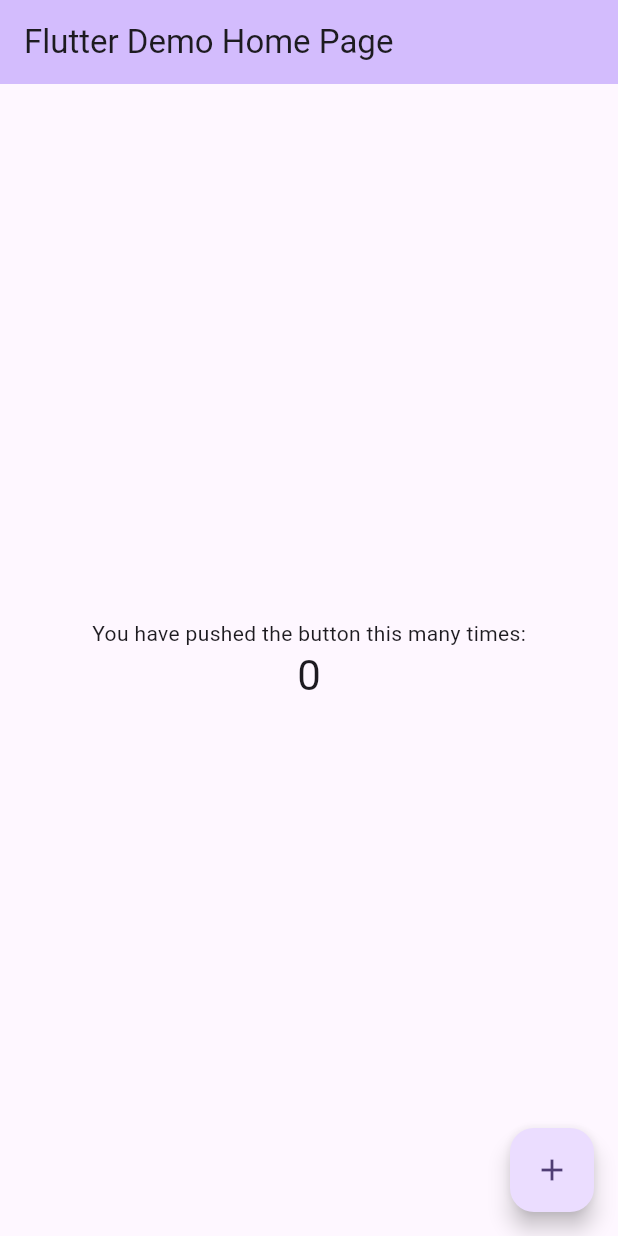
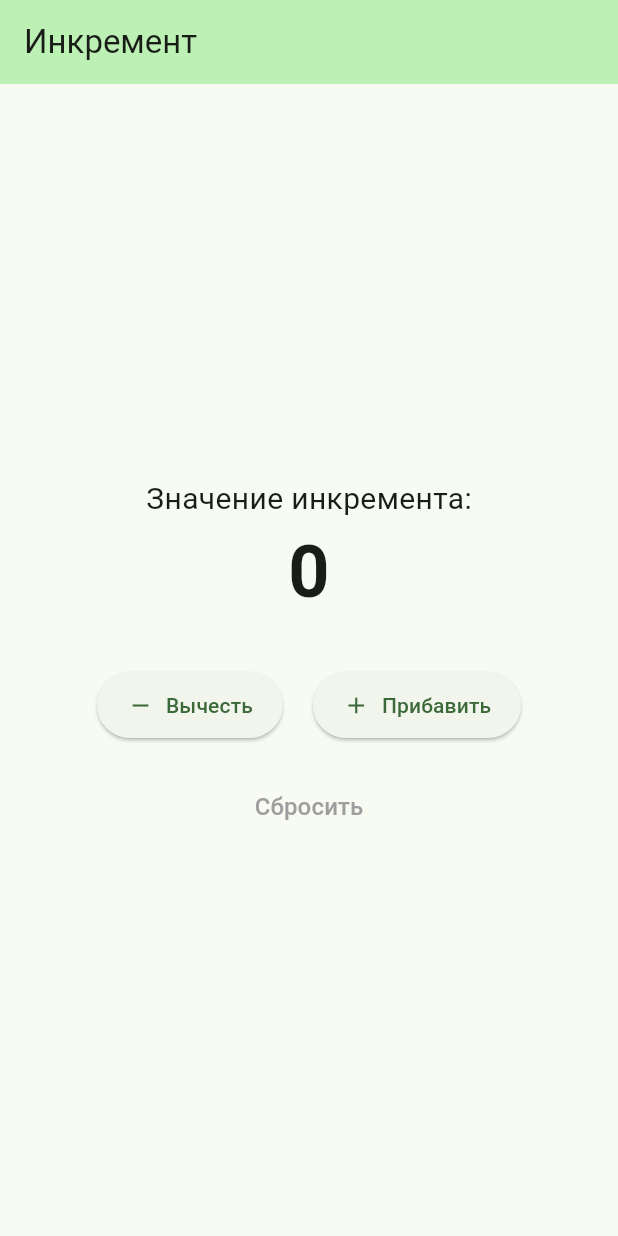
Before and after one commit to Unterseiter/PI2303_Ivanov, a Flutter app: the screen it shows after launch, on a phone screen of 412 x 824 dp. Run offline on Flutter 3.47's test engine with Material 3 defaults, Android fonts, the phone set to English and light mode, and no system bars.

Commit message:
Исправление счетчика
Удаление тестовой папки из директории, а также изменение согласно методичке кода в главном файле.
Тест работы успешен

```diff
--- a/counter_app/lib/main.dart
+++ b/counter_app/lib/main.dart
@@ -7,46 +7,23 @@ void main() {
 class MyApp extends StatelessWidget {
   const MyApp({super.key});
 
-  // This widget is the root of your application.
   @override
   Widget build(BuildContext context) {
     return MaterialApp(
-      title: 'Flutter Demo',
+      title: 'Инкремент',
+
       theme: ThemeData(
-        // This is the theme of your application.
-        //
-        // TRY THIS: Try running your application with "flutter run". You'll see
-        // the application has a purple toolbar. Then, without quitting the app,
-        // try changing the seedColor in the colorScheme below to Colors.green
-        // and then invoke "hot reload" (save your changes or press the "hot
-        // reload" button in a Flutter-supported IDE, or press "r" if you used
-        // the command line to start the app).
-        //
-        // Notice that the counter didn't reset back to zero; the application
-        // state is not lost during the reload. To reset the state, use hot
-        // restart instead.
-        //
-        // This works for code too, not just values: Most code changes can be
-        // tested with just a hot reload.
-        colorScheme: .fromSeed(seedColor: Colors.deepPurple),
+        colorScheme: ColorScheme.fromSeed(seedColor: Colors.green),
+        useMaterial3: true,
       ),
-      home: const MyHomePage(title: 'Flutter Demo Home Page'),
+
+      home: const MyHomePage(title: 'Инкремент'),
     );
   }
 }
 
 class MyHomePage extends StatefulWidget {
   const MyHomePage({super.key, required this.title});
-
-  // This widget is the home page of your application. It is stateful, meaning
-  // that it has a State object (defined below) that contains fields that affect
-  // how it looks.
-
-  // This class is the configuration for the state. It holds the values (in this
-  // case the title) provided by the parent (in this case the App widget) and
-  // used by the build method of the State. Fields in a Widget subclass are
-  // always marked "final".
-
   final String title;
 
   @override
@@ -56,67 +33,91 @@ class MyHomePage extends StatefulWidget {
 class _MyHomePageState extends State<MyHomePage> {
   int _counter = 0;
 
-  void _incrementCounter() {
+  void _increment() {
     setState(() {
-      // This call to setState tells the Flutter framework that something has
-      // changed in this State, which causes it to rerun the build method below
-      // so that the display can reflect the updated values. If we changed
-      // _counter without calling setState(), then the build method would not be
-      // called again, and so nothing would appear to happen.
       _counter++;
+    });
+  }
+
+  void _decrement() {
+    setState(() {
+      _counter--;
+    });
+  }
+
+  void _reset() {
+    setState(() {
+      _counter = 0;
     });
   }
 
   @override
   Widget build(BuildContext context) {
-    // This method is rerun every time setState is called, for instance as done
-    // by the _incrementCounter method above.
-    //
-    // The Flutter framework has been optimized to make rerunning build methods
-    // fast, so that you can just rebuild anything that needs updating rather
-    // than having to individually change instances of widgets.
     return Scaffold(
       appBar: AppBar(
-        // TRY THIS: Try changing the color here to a specific color (to
-        // Colors.amber, perhaps?) and trigger a hot reload to see the AppBar
-        // change color while the other colors stay the same.
-        backgroundColor: Theme.of(context).colorScheme.inversePrimary,
-        // Here we take the value from the MyHomePage object that was created by
-        // the App.build method, and use it to set our appbar title.
         title: Text(widget.title),
+        backgroundColor: Theme.of(context).colorScheme.primaryContainer,
       ),
+
       body: Center(
-        // Center is a layout widget. It takes a single child and positions it
-        // in the middle of the parent.
         child: Column(
-          // Column is also a layout widget. It takes a list of children and
-          // arranges them vertically. By default, it sizes itself to fit its
-          // children horizontally, and tries to be as tall as its parent.
-          //
-          // Column has various properties to control how it sizes itself and
-          // how it positions its children. Here we use mainAxisAlignment to
-          // center the children vertically; the main axis here is the vertical
-          // axis because Columns are vertical (the cross axis would be
-          // horizontal).
-          //
-          // TRY THIS: Invoke "debug painting" (choose the "Toggle Debug Paint"
-          // action in the IDE, or press "p" in the console), to see the
-          // wireframe for each widget.
-          mainAxisAlignment: .center,
+          mainAxisAlignment: MainAxisAlignment.center,
           children: [
-            const Text('You have pushed the button this many times:'),
+            const Text(
+              'Значение инкремента:',
+              style: TextStyle(fontSize: 20),
+            ),
+
             Text(
               '$_counter',
-              style: Theme.of(context).textTheme.headlineMedium,
+              style: const TextStyle(fontSize: 48, fontWeight: FontWeight.bold),
+            ),
+
+            const SizedBox(height: 30),
+
+            Row(
+              mainAxisAlignment: MainAxisAlignment.center,
+              children: [
+                ElevatedButton.icon(
+                  onPressed: _decrement,
+                  icon: const Icon(Icons.remove),
+                  label: const Text('Вычесть'),
+                  style: ElevatedButton.styleFrom(
+                    padding: const EdgeInsets.symmetric(horizontal: 20, vertical: 12),
+                  ),
+                ),
+
+                const SizedBox(width: 20),
+
+                ElevatedButton.icon(
+                  onPressed: _increment,
+                  icon: const Icon(Icons.add),
+                  label: const Text('Прибавить'),
+                  style: ElevatedButton.styleFrom(
+                    padding: const EdgeInsets.symmetric(horizontal: 20, vertical: 12),
+                  ),
+                ),
+              ],
+            ),
+
+            const SizedBox(height: 20),
+
+            TextButton(
+              onPressed: _reset,
+              style: TextButton.styleFrom(
+                foregroundColor: Colors.grey, // Серый цвет текста
+                backgroundColor: Colors.transparent, // Прозрачный фон
+                padding: const EdgeInsets.symmetric(horizontal: 30, vertical: 12),
+              ),
+              child: const Text(
+                'Сбросить',
+                style: TextStyle(fontSize: 16),
+              ),
             ),
           ],
         ),
       ),
-      floatingActionButton: FloatingActionButton(
-        onPressed: _incrementCounter,
-        tooltip: 'Increment',
-        child: const Icon(Icons.add),
-      ),
+
     );
   }
 }
```
